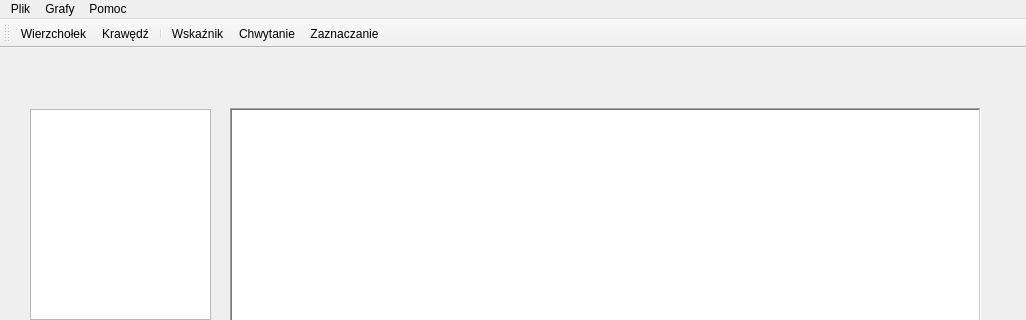
Forczu/Visualization-of-Flow-Network-Algorithms, file MainWindow/mainwindow.ui: the form before one commit; both pictures show x 0 to 1026 and y 0 to 320 of the 1026 by 737 pixel window.
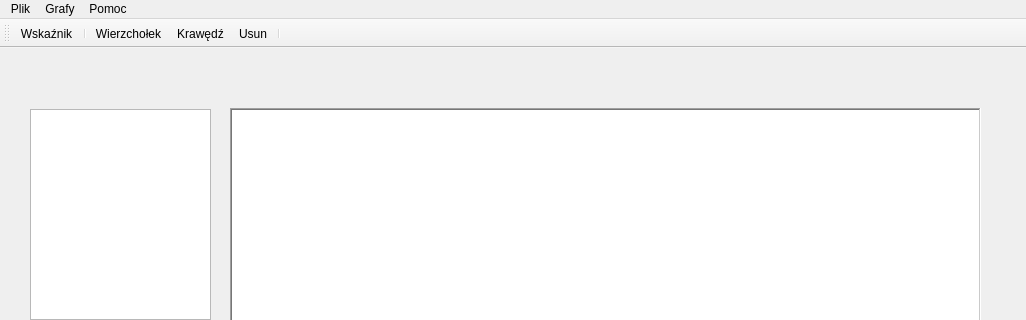
The form after the commit. Icons and pictures are not drawn. Custom widgets are drawn as their Qt base class.

What changed in the file:
```diff
--- a/MainWindow/mainwindow.ui
+++ b/MainWindow/mainwindow.ui
@@ -121,12 +121,12 @@
    <attribute name="toolBarBreak">
     <bool>false</bool>
    </attribute>
+   <addaction name="actionPointer"/>
+   <addaction name="separator"/>
    <addaction name="actionAddVertex"/>
    <addaction name="actionAddEdge"/>
+   <addaction name="actionRemove"/>
    <addaction name="separator"/>
-   <addaction name="actionPointer"/>
-   <addaction name="actionGrab"/>
-   <addaction name="actionSelect"/>
   </widget>
   <action name="actionClose">
    <property name="text">
@@ -221,6 +221,21 @@
     <string>Wybór wskaźnika</string>
    </property>
   </action>
+  <action name="actionRemove">
+   <property name="checkable">
+    <bool>true</bool>
+   </property>
+   <property name="icon">
+    <iconset resource="mainwindow.qrc">
+     <normaloff>:/MainWindow/RemoveIcon.svg</normaloff>:/MainWindow/RemoveIcon.svg</iconset>
+   </property>
+   <property name="text">
+    <string>Usun</string>
+   </property>
+   <property name="toolTip">
+    <string>Usuwa wybrany element z pola</string>
+   </property>
+  </action>
  </widget>
  <layoutdefault spacing="6" margin="11"/>
  <customwidgets>
```
Left out of the diff: 2 changed lines with no effect on the pictures.
